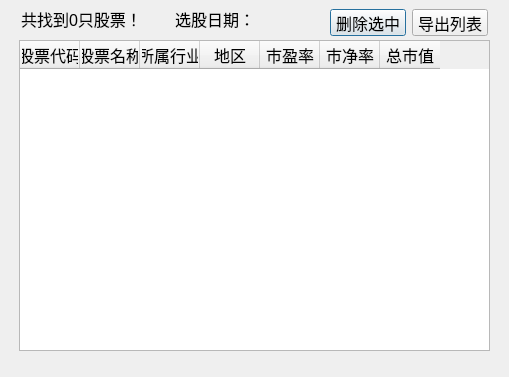
Above: QtDesign/SearchResult.ui from victor647/QuantumStockTrade before the change. Below: the same form after it.
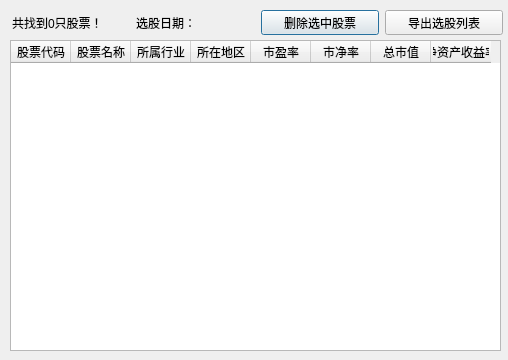
That is the form after the change.

Patch:
```diff
--- a/QtDesign/SearchResult.ui
+++ b/QtDesign/SearchResult.ui
@@ -6,8 +6,8 @@
    <rect>
     <x>0</x>
     <y>0</y>
-    <width>509</width>
-    <height>377</height>
+    <width>508</width>
+    <height>360</height>
    </rect>
   </property>
   <property name="windowTitle">
@@ -16,16 +16,16 @@
   <widget class="QTableWidget" name="tblStockList">
    <property name="geometry">
     <rect>
-     <x>19</x>
+     <x>10</x>
      <y>40</y>
-     <width>471</width>
+     <width>491</width>
      <height>311</height>
     </rect>
    </property>
    <property name="font">
     <font>
      <family>Helvetica</family>
-     <pointsize>12</pointsize>
+     <pointsize>9</pointsize>
     </font>
    </property>
    <property name="sortingEnabled">
@@ -54,7 +54,7 @@
    </column>
    <column>
     <property name="text">
-     <string>地区</string>
+     <string>所在地区</string>
     </property>
    </column>
    <column>
@@ -72,52 +72,19 @@
      <string>总市值</string>
     </property>
    </column>
+   <column>
+    <property name="text">
+     <string>净资产收益率</string>
+    </property>
+   </column>
   </widget>
   <widget class="QWidget" name="layoutWidget">
    <property name="geometry">
     <rect>
-     <x>330</x>
-     <y>9</y>
-     <width>158</width>
-     <height>27</height>
-    </rect>
-   </property>
-   <layout class="QHBoxLayout" name="horizontalLayout">
-    <item>
-     <widget class="QPushButton" name="btnDeleteStock">
-      <property name="font">
-       <font>
-        <family>Helvetica</family>
-        <pointsize>12</pointsize>
-       </font>
-      </property>
-      <property name="text">
-       <string>删除选中</string>
-      </property>
-     </widget>
-    </item>
-    <item>
-     <widget class="QPushButton" name="btnExportStockList">
-      <property name="font">
-       <font>
-        <family>Helvetica</family>
-        <pointsize>12</pointsize>
-       </font>
-      </property>
-      <property name="text">
-       <string>导出列表</string>
-      </property>
-     </widget>
-    </item>
-   </layout>
-  </widget>
-  <widget class="QWidget" name="layoutWidget">
-   <property name="geometry">
-    <rect>
-     <x>21</x>
+     <x>12</x>
      <y>10</y>
-     <width>301</width>
-     <height>18</height>
+     <width>491</width>
+     <height>25</height>
     </rect>
    </property>
    <layout class="QHBoxLayout" name="horizontalLayout_2">
@@ -126,7 +93,7 @@
       <property name="font">
        <font>
         <family>Helvetica</family>
-        <pointsize>12</pointsize>
+        <pointsize>9</pointsize>
        </font>
       </property>
       <property name="text">
@@ -139,7 +106,7 @@
       <property name="font">
        <font>
         <family>Helvetica</family>
-        <pointsize>12</pointsize>
+        <pointsize>9</pointsize>
        </font>
       </property>
       <property name="text">
@@ -147,6 +114,32 @@
       </property>
      </widget>
     </item>
+    <item>
+     <widget class="QPushButton" name="btnDeleteStock">
+      <property name="font">
+       <font>
+        <family>Helvetica</family>
+        <pointsize>9</pointsize>
+       </font>
+      </property>
+      <property name="text">
+       <string>删除选中股票</string>
+      </property>
+     </widget>
+    </item>
+    <item>
+     <widget class="QPushButton" name="btnExportStockList">
+      <property name="font">
+       <font>
+        <family>Helvetica</family>
+        <pointsize>9</pointsize>
+       </font>
+      </property>
+      <property name="text">
+       <string>导出选股列表</string>
+      </property>
+     </widget>
+    </item>
    </layout>
   </widget>
  </widget>
```
